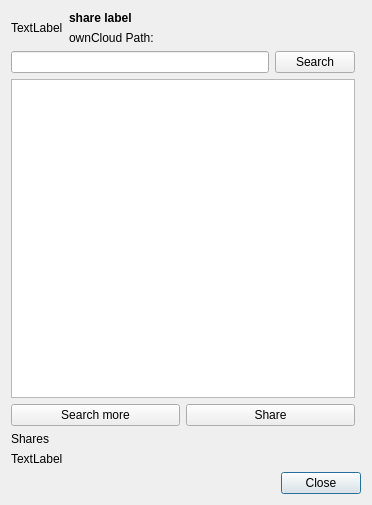
GrossLukas/client, file src/gui/shareusergroupdialog.ui: the form before one commit.
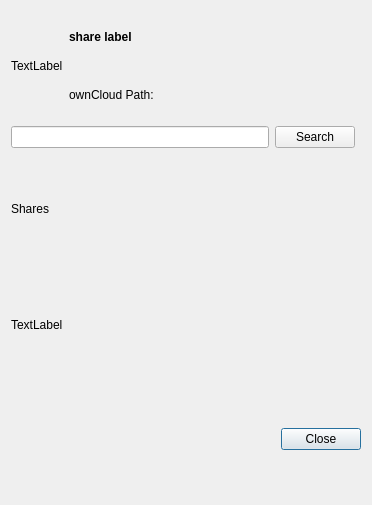
The form after the commit. Custom widgets are drawn as their Qt base class.

Patch:
```diff
--- a/src/gui/shareusergroupdialog.ui
+++ b/src/gui/shareusergroupdialog.ui
@@ -103,59 +103,18 @@
      </item>
     </layout>
    </item>
-   <item row="2" column="0">
-    <layout class="QVBoxLayout" name="verticalLayout">
+   <item row="1" column="0">
+    <layout class="QHBoxLayout" name="horizontalLayout">
      <item>
-      <layout class="QHBoxLayout" name="horizontalLayout">
-       <item>
-        <widget class="QLineEdit" name="shareeLineEdit"/>
-       </item>
-       <item>
-        <widget class="QPushButton" name="searchPushButton">
-         <property name="text">
-          <string>Search</string>
-         </property>
-        </widget>
-       </item>
-      </layout>
+      <widget class="QLineEdit" name="shareeLineEdit"/>
      </item>
      <item>
-      <widget class="QTableView" name="shareeView">
-       <property name="showDropIndicator" stdset="0">
-        <bool>false</bool>
+      <widget class="QPushButton" name="searchPushButton">
+       <property name="text">
+        <string>Search</string>
        </property>
-       <property name="dragDropOverwriteMode">
-        <bool>false</bool>
-       </property>
-       <property name="selectionMode">
-        <enum>QAbstractItemView::SingleSelection</enum>
-       </property>
-       <property name="selectionBehavior">
-        <enum>QAbstractItemView::SelectRows</enum>
-       </property>
-       <attribute name="verticalHeaderVisible">
-        <bool>false</bool>
-       </attribute>
       </widget>
      </item>
-     <item>
-      <layout class="QHBoxLayout" name="horizontalLayout_3">
-       <item>
-        <widget class="QPushButton" name="searchMorePushButton">
-         <property name="text">
-          <string>Search more</string>
-         </property>
-        </widget>
-       </item>
-       <item>
-        <widget class="QPushButton" name="sharePushButton">
-         <property name="text">
-          <string>Share</string>
-         </property>
-        </widget>
-       </item>
-      </layout>
-     </item>
     </layout>
    </item>
   </layout>
```
